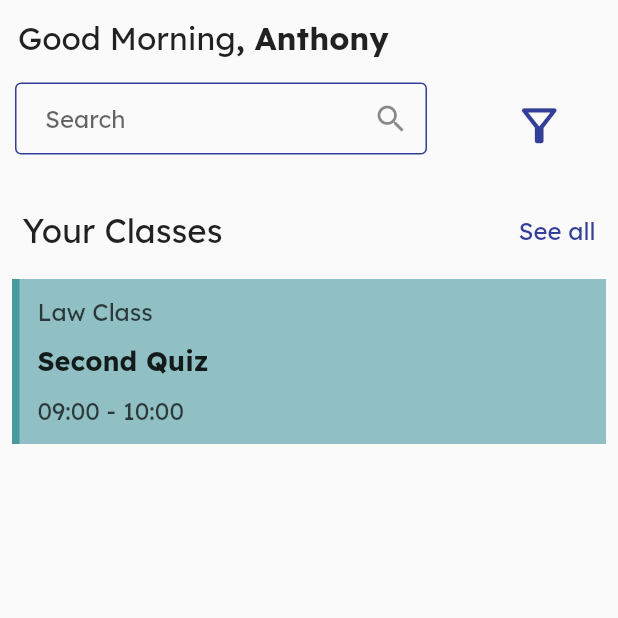
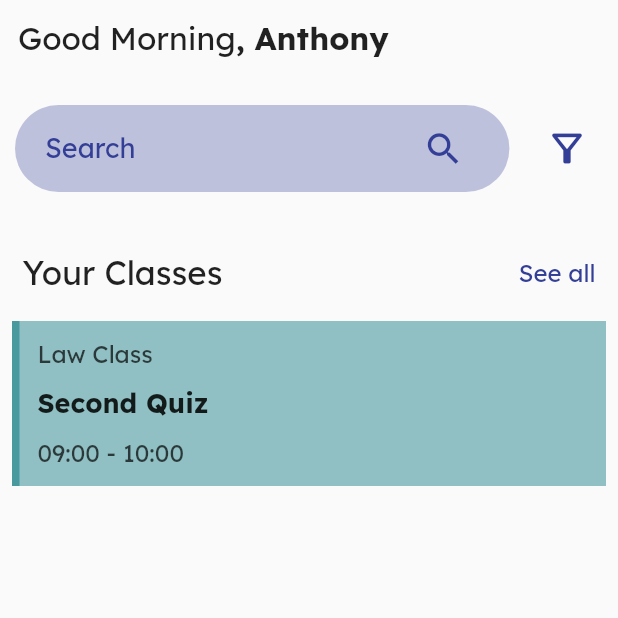
Before and after one commit to anthonyarinze/student_app, a Flutter app: the Home screen opened directly, on a phone screen of 412 x 824 dp, the top half of it. Run offline on Flutter 3.47's test engine with Material 2 defaults, Android fonts, the phone set to English and light mode, and no system bars; our stand-ins replace firebase_auth, firebase_core, google_fonts, google_nav_bar, google_sign_in; accounts and stored records are empty.

Commit message:
SearchBar UI Done

```diff
--- a/lib/pages/home.dart
+++ b/lib/pages/home.dart
@@ -53,60 +53,22 @@ class _HomeState extends State<Home> {
 
             //Search Bar
             Padding(
-              padding: const EdgeInsets.fromLTRB(10, 5, 10, 0),
+              padding: const EdgeInsets.fromLTRB(10, 10, 10, 0),
               child: Row(
                 mainAxisAlignment: MainAxisAlignment.spaceBetween,
                 children: [
-                  Align(
-                    alignment: Alignment.topLeft,
-                    child: Container(
-                      height: 55,
-                      width: MediaQuery.of(context).size.width / 1.5,
-                      decoration: const BoxDecoration(
-                        borderRadius: BorderRadius.all(
-                          Radius.circular(20),
-                        ),
-                      ),
-                      child: TextField(
-                        autocorrect: false,
-                        controller: controller,
-                        decoration: const InputDecoration(
-                          hintText: 'Search',
-                          enabledBorder: OutlineInputBorder(
-                            borderSide:
-                                BorderSide(color: Palette.kLightThemeColor),
-                          ),
-                          contentPadding: EdgeInsets.fromLTRB(20, 0, 0, 0),
-                          border: OutlineInputBorder(
-                            borderSide: BorderSide(
-                              color: Colors.pink,
-                              width: 1.0,
-                            ),
-                            borderRadius: BorderRadius.all(
-                              Radius.circular(20),
-                            ),
-                          ),
-                          hintStyle: TextStyle(),
-                          suffixIcon: Icon(Icons.search),
-                        ),
-                      ),
-                    ),
-                  ),
-                  Padding(
-                    padding: const EdgeInsets.fromLTRB(0, 0, 20, 0),
-                    child: IconButton(
-                      onPressed: () {},
-                      icon: const Icon(
-                        Icons.filter_alt_outlined,
-                        size: 35,
-                        color: Palette.kLightThemeColor,
-                      ),
+                  const BuildSearchBar(),
+                  IconButton(
+                    onPressed: () {},
+                    icon: const Icon(
+                      Icons.filter_alt_outlined,
+                      size: 30,
+                      color: Palette.kLightThemeColor,
                     ),
                   ),
                 ],
               ),
             ),
-
             //Your Classes & See all
             Padding(
               padding: const EdgeInsets.fromLTRB(15, 30, 15, 10),
--- a/lib/utils/widgets.dart
+++ b/lib/utils/widgets.dart
@@ -44,6 +44,39 @@ class BuildTextFormField extends StatelessWidget {
             errorBorder: const OutlineInputBorder(
               borderSide: BorderSide(color: Colors.red),
             ),
+          ),
+        ),
+      ),
+    );
+  }
+}
+
+class BuildSearchBar extends StatelessWidget {
+  const BuildSearchBar({super.key});
+
+  @override
+  Widget build(BuildContext context) {
+    Size size = MediaQuery.of(context).size;
+    return Container(
+      margin: const EdgeInsets.symmetric(vertical: 10),
+      padding: const EdgeInsets.symmetric(horizontal: 20, vertical: 5),
+      width: size.width * 0.8,
+      decoration: BoxDecoration(
+        color: Palette.kLightThemeColor.withOpacity(0.3),
+        borderRadius: BorderRadius.circular(29),
+      ),
+      child: const TextField(
+        decoration: InputDecoration(
+          border: InputBorder.none,
+          hintText: 'Search',
+          hintStyle: TextStyle(
+            color: Palette.kLightThemeColor,
+            fontSize: 18,
+          ),
+          suffixIcon: Icon(
+            Icons.search_outlined,
+            size: 28,
+            color: Palette.kLightThemeColor,
           ),
         ),
       ),
@@ -125,6 +158,8 @@ Future<void> _dialogBuilder(BuildContext context) {
     context: context,
     builder: (BuildContext context) {
       return AlertDialog(
+        elevation: 2.0,
+        scrollable: true,
         title: const Text('Basic dialog title'),
         content: const Text('A dialog is a type of modal window that\n'
             'appears in front of app content to\n'
```
